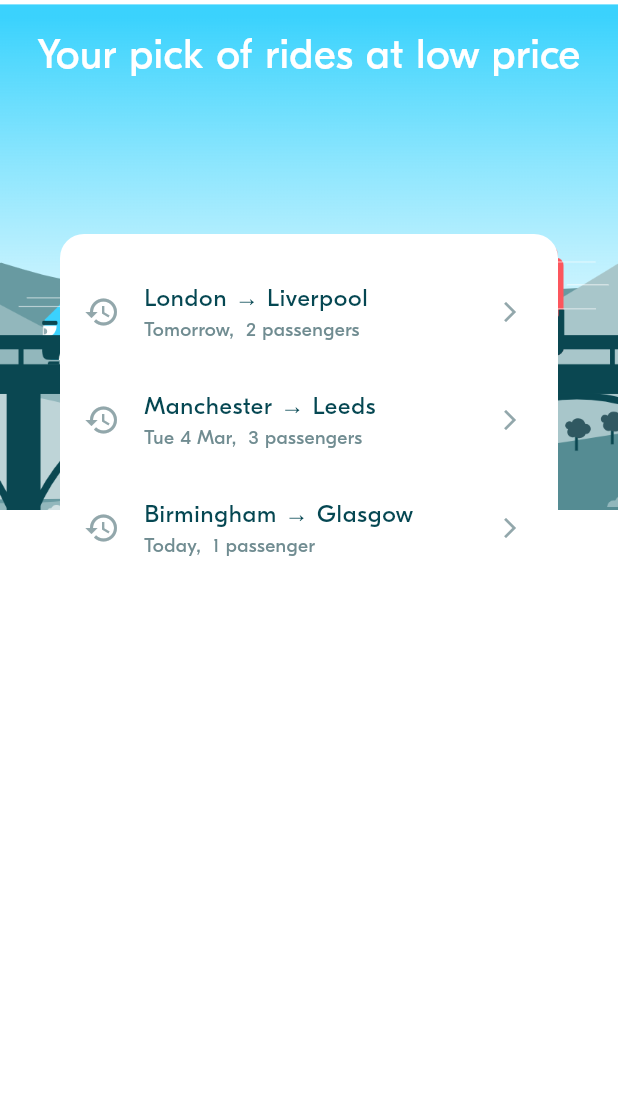
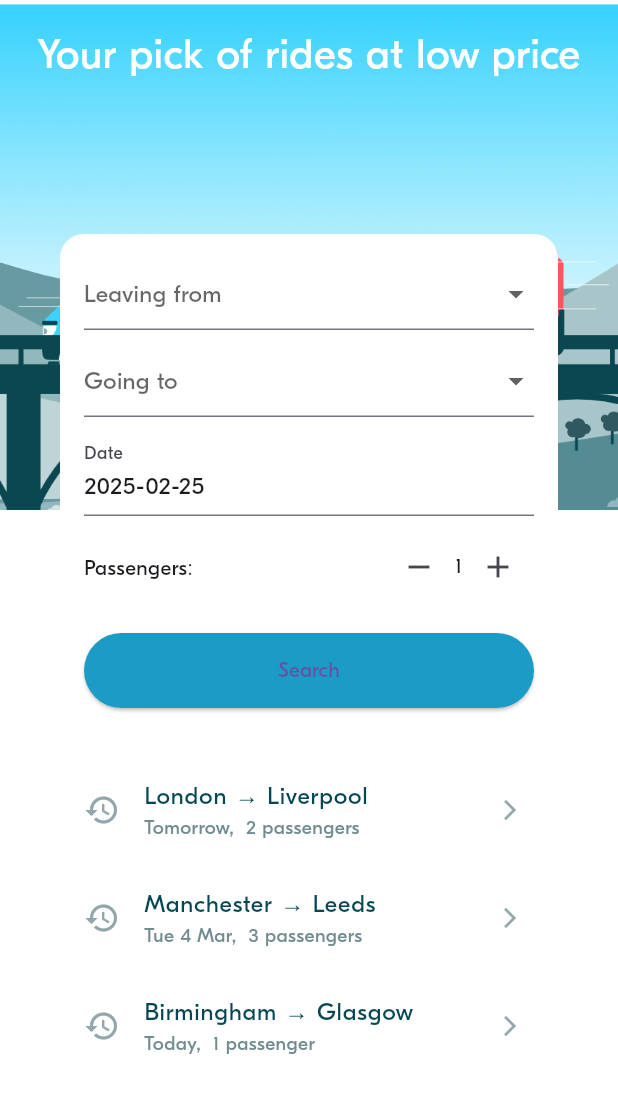
Before and after one commit to kairith/FLUTTER_TERM2, a Flutter app: the screen it shows after launch, on a phone screen of 412 x 824 dp. Shown: the top 1093 px of the screen. Run offline on Flutter 3.47's test engine with Material 3 defaults, Android fonts, the phone set to English and light mode, and no system bars; project files that could hold a hidden picture were left out.

```diff
--- a/week3/lib/screens/ride_pref/widgets/ride_pref_form.dart
+++ b/week3/lib/screens/ride_pref/widgets/ride_pref_form.dart
@@ -1,19 +1,10 @@
 import 'package:flutter/material.dart';
-
+import 'package:intl/intl.dart';
 import '../../../model/ride/locations.dart';
 import '../../../model/ride_pref/ride_pref.dart';
+import '../../../dummy_data/dummy_data.dart';
 
-///
-/// A Ride Preference From is a view to select:
-///   - A depcarture location
-///   - An arrival location
-///   - A date
-///   - A number of seats
-///
-/// The form can be created with an existing RidePref (optional).
-///
 class RidePrefForm extends StatefulWidget {
-  // The form can be created with an optional initial RidePref.
   final RidePref? initRidePref;
 
   const RidePrefForm({super.key, this.initRidePref});
@@ -24,42 +15,129 @@ class RidePrefForm extends StatefulWidget {
 
 class _RidePrefFormState extends State<RidePrefForm> {
   Location? departure;
-  late DateTime departureDate;
   Location? arrival;
-  late int requestedSeats;
+  DateTime? departureDate;
+  int requestedSeats = 1;
 
-
-
-  // ----------------------------------
-  // Initialize the Form attributes
-  // ----------------------------------
+  final TextEditingController _dateController = TextEditingController();
 
   @override
   void initState() {
     super.initState();
-    // TODO
+    departureDate = DateTime.now();
+    _dateController.text = DateFormat('yyyy-MM-dd').format(departureDate!);
   }
 
-  // ----------------------------------
-  // Handle events
-  // ----------------------------------
+  Future<void> _selectDate(BuildContext context) async {
+    final DateTime? picked = await showDatePicker(
+      context: context,
+      initialDate: departureDate!,
+      firstDate: DateTime.now(),
+      lastDate: DateTime.now().add(const Duration(days: 365)),
+    );
+    if (picked != null) {
+      setState(() {
+        departureDate = picked;
+        _dateController.text = DateFormat('yyyy-MM-dd').format(picked);
+      });
+    }
+  }
 
-
-  // ----------------------------------
-  // Compute the widgets rendering
-  // ----------------------------------
-
-
-  // ----------------------------------
-  // Build the widgets
-  // ----------------------------------
   @override
   Widget build(BuildContext context) {
-    return Column(
-        mainAxisAlignment: MainAxisAlignment.start,
-        crossAxisAlignment: CrossAxisAlignment.stretch,
+    return Padding(
+      padding: const EdgeInsets.all(16.0),
+      child: Column(
+        crossAxisAlignment: CrossAxisAlignment.start,
         children: [
+          // Departure Dropdown
+          DropdownButtonFormField<Location>(
+            value: departure,
+            hint: const Text("Leaving from"),
+            items: fakeLocations.map((loc) {
+              return DropdownMenuItem<Location>(
+                value: loc,
+                child: Text(loc.name),
+              );
+            }).toList(),
+            onChanged: (Location? value) {
+              setState(() {
+                departure = value;
+              });
+            },
+          ),
+          const SizedBox(height: 10),
 
-        ]);
+          // Arrival Dropdown
+          DropdownButtonFormField<Location>(
+            value: arrival,
+            hint: const Text("Going to"),
+            items: fakeLocations.map((loc) {
+              return DropdownMenuItem<Location>(
+                value: loc,
+                child: Text(loc.name),
+              );
+            }).toList(),
+            onChanged: (Location? value) {
+              setState(() {
+                arrival = value;
+              });
+            },
+          ),
+          const SizedBox(height: 10),
+
+          // Date Picker
+          TextField(
+            controller: _dateController,
+            readOnly: true,
+            onTap: () => _selectDate(context),
+            decoration: const InputDecoration(labelText: 'Date'),
+          ),
+          const SizedBox(height: 10),
+
+          // Passengers Counter
+          Row(
+            mainAxisAlignment: MainAxisAlignment.spaceBetween,
+            children: [
+              const Text('Passengers:'),
+              Row(
+                children: [
+                  IconButton(
+                    icon: const Icon(Icons.remove),
+                    onPressed: () {
+                      setState(() {
+                        if (requestedSeats > 1) requestedSeats--;
+                      });
+                    },
+                  ),
+                  Text('$requestedSeats'),
+                  IconButton(
+                    icon: const Icon(Icons.add),
+                    onPressed: () {
+                      setState(() {
+                        requestedSeats++;
+                      });
+                    },
+                  ),
+                ],
+              ),
+            ],
+          ),
+          const SizedBox(height: 20),
+
+          // Search Button
+          ElevatedButton(
+            style: ElevatedButton.styleFrom(
+              backgroundColor: const Color.fromARGB(255, 27, 156, 199),
+              minimumSize: const Size(double.infinity, 50),
+            ),
+            onPressed: () {
+              // Handle search logic
+            },
+            child: const Text('Search'),
+          ),
+        ],
+      ),
+    );
   }
 }
--- a/week3/pubspec.yaml
+++ b/week3/pubspec.yaml
@@ -12,6 +12,8 @@ dependencies:
   cupertino_icons: ^1.0.8
   intl: ^0.20.2
   flutter_svg: ^2.0.17
+  flutter_typeahead: ^5.2.0
+
 
 dev_dependencies:
   flutter_test:
```
Also changed, not shown: week3/pubspec.lock, 10 other files.
